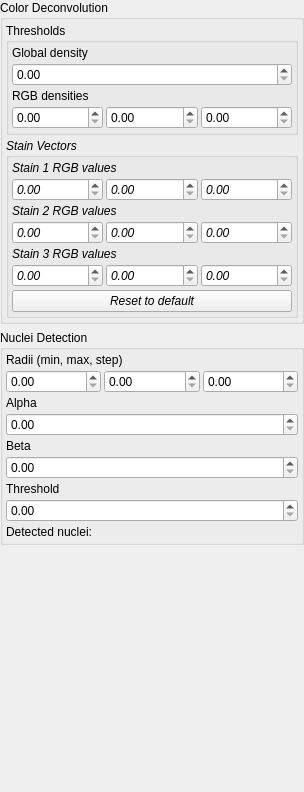
Old version of the form workstation/filters/NucleiDetectionFilter.ui in the repository computationalpathologygroup/ASAP.
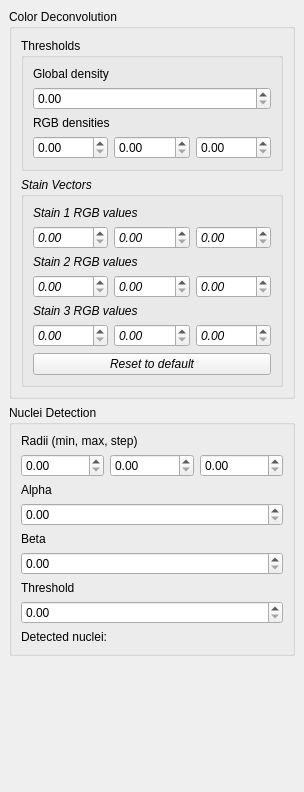
New version of the form.

```diff
--- a/workstation/filters/NucleiDetectionFilter.ui
+++ b/workstation/filters/NucleiDetectionFilter.ui
@@ -62,16 +62,16 @@
    </property>
    <layout class="QVBoxLayout" name="verticalLayout_4">
     <property name="leftMargin">
-     <number>0</number>
+     <number>9</number>
     </property>
     <property name="topMargin">
-     <number>0</number>
+     <number>9</number>
     </property>
     <property name="rightMargin">
-     <number>0</number>
+     <number>9</number>
     </property>
     <property name="bottomMargin">
-     <number>0</number>
+     <number>9</number>
     </property>
     <item>
      <widget class="QGroupBox" name="ColorDeconvolutionBox">
@@ -86,19 +86,19 @@
       </property>
       <layout class="QVBoxLayout" name="verticalLayout_3">
        <property name="spacing">
-        <number>3</number>
+        <number>6</number>
        </property>
        <property name="leftMargin">
-        <number>3</number>
+        <number>9</number>
        </property>
        <property name="topMargin">
-        <number>3</number>
+        <number>9</number>
        </property>
        <property name="rightMargin">
-        <number>3</number>
+        <number>9</number>
        </property>
        <property name="bottomMargin">
-        <number>3</number>
+        <number>9</number>
        </property>
        <item>
         <widget class="QGroupBox" name="ThresholdBox">
@@ -107,19 +107,19 @@
          </property>
          <layout class="QVBoxLayout" name="verticalLayout">
           <property name="spacing">
-           <number>3</number>
+           <number>6</number>
           </property>
           <property name="leftMargin">
-           <number>3</number>
+           <number>9</number>
           </property>
           <property name="topMargin">
-           <number>3</number>
+           <number>9</number>
           </property>
           <property name="rightMargin">
-           <number>3</number>
+           <number>9</number>
           </property>
           <property name="bottomMargin">
-           <number>3</number>
+           <number>9</number>
           </property>
           <item>
            <widget class="QLabel" name="GlobalThresholdLabel">
@@ -233,19 +233,19 @@
          </property>
          <layout class="QVBoxLayout" name="verticalLayout_2">
           <property name="spacing">
-           <number>3</number>
+           <number>6</number>
           </property>
           <property name="leftMargin">
-           <number>3</number>
+           <number>9</number>
           </property>
           <property name="topMargin">
-           <number>3</number>
+           <number>9</number>
           </property>
           <property name="rightMargin">
-           <number>3</number>
+           <number>9</number>
           </property>
           <property name="bottomMargin">
-           <number>3</number>
+           <number>9</number>
           </property>
           <item>
            <widget class="QLabel" name="Stain1Label">
@@ -417,19 +417,19 @@
       </property>
       <layout class="QVBoxLayout" name="verticalLayout_7">
        <property name="spacing">
-        <number>3</number>
+        <number>6</number>
        </property>
        <property name="leftMargin">
-        <number>3</number>
+        <number>9</number>
        </property>
        <property name="topMargin">
-        <number>3</number>
+        <number>9</number>
        </property>
        <property name="rightMargin">
-        <number>3</number>
+        <number>9</number>
        </property>
        <property name="bottomMargin">
-        <number>3</number>
+        <number>9</number>
        </property>
        <item>
         <widget class="QLabel" name="RadiiLabel">
```
